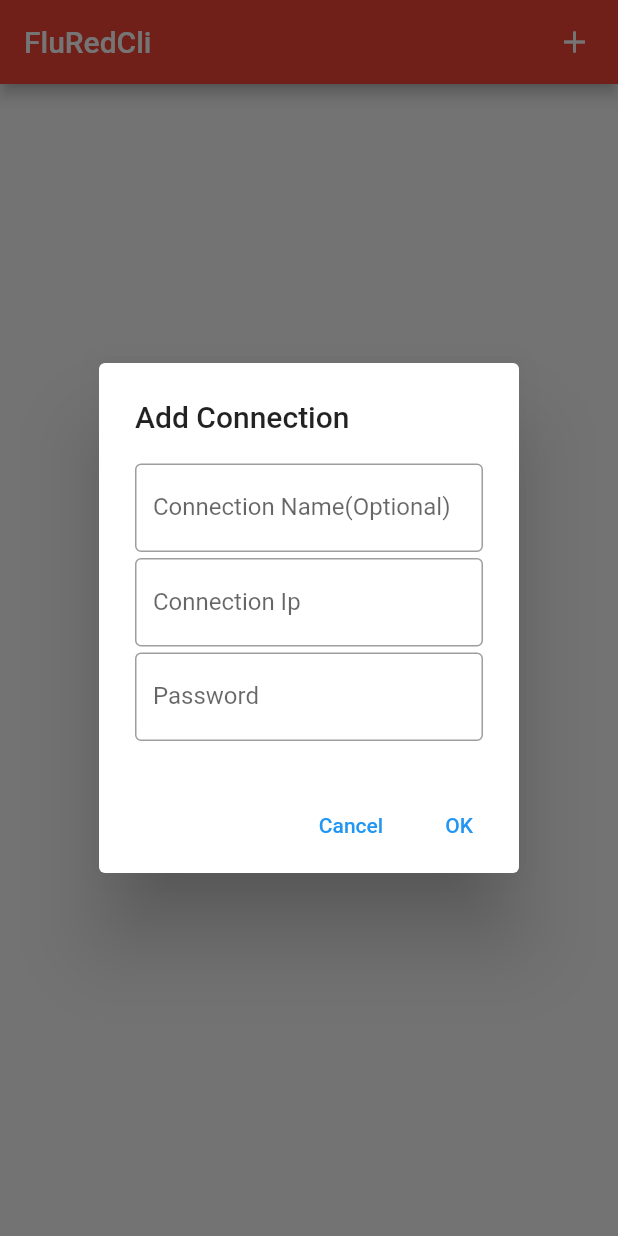
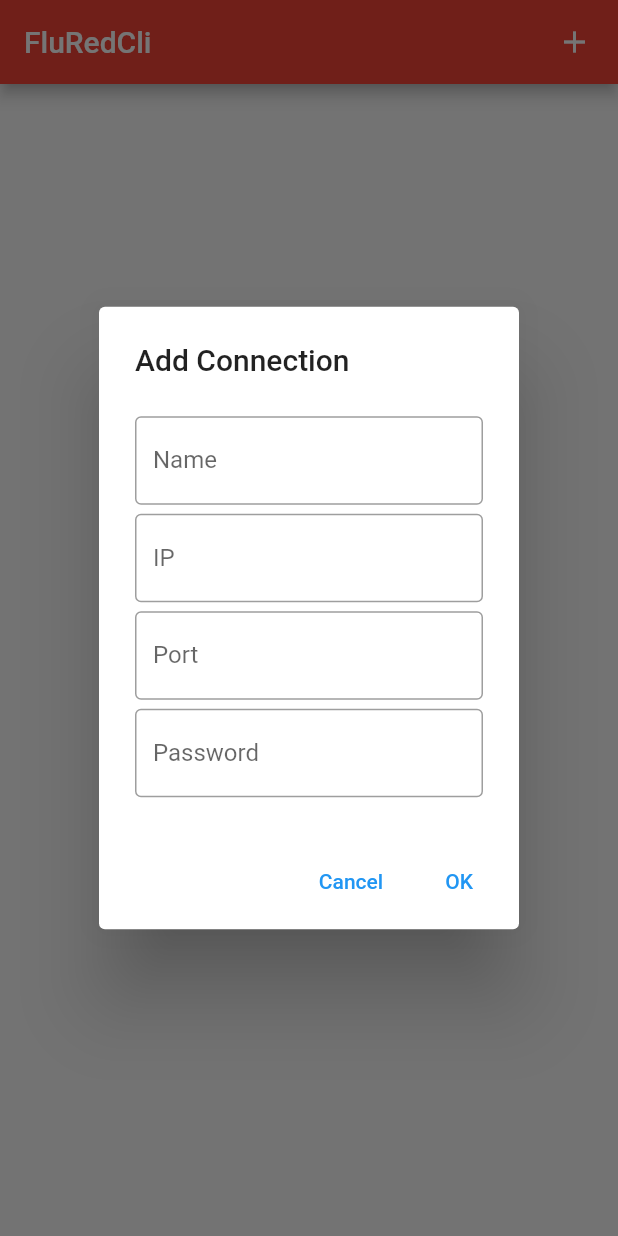
Before and after one commit to Rain-Bus/FluRedCli, a Flutter app: the screen it shows after launch, after a tap on the "add" icon, on a phone screen of 412 x 824 dp. Run offline on Flutter 3.47's test engine with Material 2 defaults, Android fonts, the phone set to English and light mode, and no system bars; our stand-ins replace shared_preferences.

Commit message:
feat: finished index page and splash page.

```diff
--- a/lib/main.dart
+++ b/lib/main.dart
@@ -18,7 +18,7 @@ class MyApp extends StatelessWidget {
         primaryColor: Colors.red,
         backgroundColor: Colors.white
       ),
-      home: IndexPage()
+      home: const IndexPage()
     );
   }
 }
--- a/lib/model/conn_info.dart
+++ b/lib/model/conn_info.dart
@@ -36,7 +36,6 @@ class ConnectionInfo {
   static Future<List<ConnectionInfo>> getSharedConn() async {
     SharedPreferences share = await SharedPreferences.getInstance();
     String? json = share.getString("connections");
-    print(json);
     List<dynamic> decodeJson = json == null ? [] : jsonDecode(json);
     return decodeJson.map((connection) => ConnectionInfo.fromJson(connection)).toList();
   }
--- a/lib/page/index/index_page.dart
+++ b/lib/page/index/index_page.dart
@@ -1,10 +1,9 @@
-import 'dart:convert';
-
 import 'package:flutter/cupertino.dart';
 import 'package:flutter/foundation.dart';
 import 'package:flutter/material.dart';
 import 'package:redis_mobile_client/model/conn_info.dart';
 import 'package:redis_mobile_client/widgets/conn_info_card/conn_info_card.dart';
+import 'package:redis_mobile_client/widgets/input_list/input_list.dart';
 
 class IndexPage extends StatefulWidget {
   const IndexPage({Key? key}) : super(key: key);
@@ -66,48 +65,30 @@ class _IndexPageState extends State<IndexPage> {
   }
 
   Future<bool?> showAddDialog() {
-    TextEditingController _nameController = TextEditingController();
-    TextEditingController _ipController = TextEditingController();
-    TextEditingController _pwdController = TextEditingController();
-    TextEditingController _portController = TextEditingController();
-    TextEditingController _pController = TextEditingController();
+    List<TextEditingController> _controllers = List.generate(4, (i) => TextEditingController());
+    List<String> _labels = ["Name", "IP", "Port", "Password"];
+    confirmAction() {
+
+      String? name = _controllers[0].text.trim();
+      name = name.isEmpty ? null : name;
+
+      String ip = _controllers[1].text.trim();
+
+      // todo: catch not number
+      String? portStr = _controllers[2].text.trim();
+      int port = portStr.isEmpty ? 6379 : int.parse(portStr);
+
+      String? pwd = _controllers[3].text.trim();
+      pwd = pwd.isEmpty ? null : pwd;
+
+      ConnectionInfo.addSharedConn(ConnectionInfo(ip, connectionName: name, connectionPort: port, connectionPwd: pwd));
+      Navigator.of(context).pop(true);
+    }
 
     return showDialog<bool>(context: context, builder: (context) {
       return AlertDialog(
         title: const Text("Add Connection"),
-        content: SingleChildScrollView(
-          child: ListBody(
-            children: [
-              TextField(
-                controller: _nameController,
-                decoration: const InputDecoration(
-                    border: OutlineInputBorder(),
-                    labelText: "Connection Name(Optional)"
-                ),
-              ),
-              Container(
-                height: 4,
-              ),
-              TextField(
-                controller: _ipController,
-                decoration: const InputDecoration(
-                    border: OutlineInputBorder(),
-                    labelText: "Connection Ip"
-                ),
-              ),
-              Container(
-                height: 4,
-              ),
-              TextField(
-                controller: _pwdController,
-                decoration: const InputDecoration(
-                    border: OutlineInputBorder(),
-                    labelText: "Password"
-                ),
-              ),
-            ],
-          )
-        ),
+        content: InputList(_labels, _controllers),
         actions: [
           TextButton(
             child: const Text("Cancel"),
@@ -115,14 +96,7 @@ class _IndexPageState extends State<IndexPage> {
           ),
           TextButton(
             child: const Text("OK"),
-            onPressed: () async {
-              // todo: judge null
-              String? name = _nameController.text.trim();
-              name = name == "" ? null : name;
-              String ip = _ipController.text.trim();
-              ConnectionInfo.addSharedConn(ConnectionInfo(ip, connectionName: name));
-              Navigator.of(context).pop(true);
-            },
+            onPressed: confirmAction
           ),
         ],
       );
--- /dev/null
+++ b/lib/widgets/input_list/input_list.dart
@@ -0,0 +1,50 @@
+import 'package:flutter/material.dart';
+
+class InputList extends StatefulWidget {
+
+  final List<TextEditingController> controllers;
+  final List<String> labels;
+
+  const InputList(this.labels, this.controllers, {Key? key}) : super(key: key);
+
+  @override
+  State<StatefulWidget> createState() => _InputListState();
+}
+
+class _InputListState extends State<InputList> {
+
+  late List<TextEditingController> _controllers;
+  late List<String> _labels;
+
+  @override
+  void initState() {
+    super.initState();
+    _controllers = widget.controllers;
+    _labels = widget.labels;
+  }
+
+  @override
+  Widget build(BuildContext context) {
+    return SingleChildScrollView(
+      child: ListBody(
+        children: getInputList(),
+      ),
+    );
+  }
+
+  List<Widget> getInputList() {
+    List<Widget> fields = [];
+    for(int i = 0; i < _controllers.length; i++) {
+      fields.add(Container(height: 6));
+      fields.add(TextField(
+        controller: _controllers[i],
+        decoration: InputDecoration(
+          labelText: _labels[i],
+          border: const OutlineInputBorder(),
+        ),
+      ));
+    }
+    return fields;
+  }
+
+}
```
